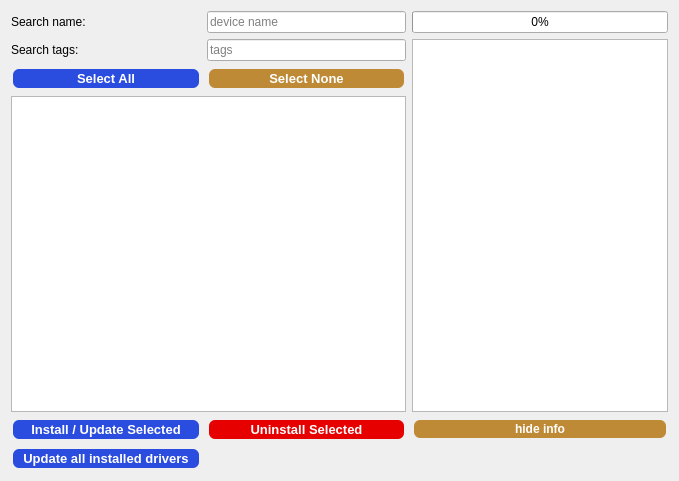
FAU-LAP/NOMAD-CAMELS, file nomad_camels/gui/device_installer.ui: the form before one commit.
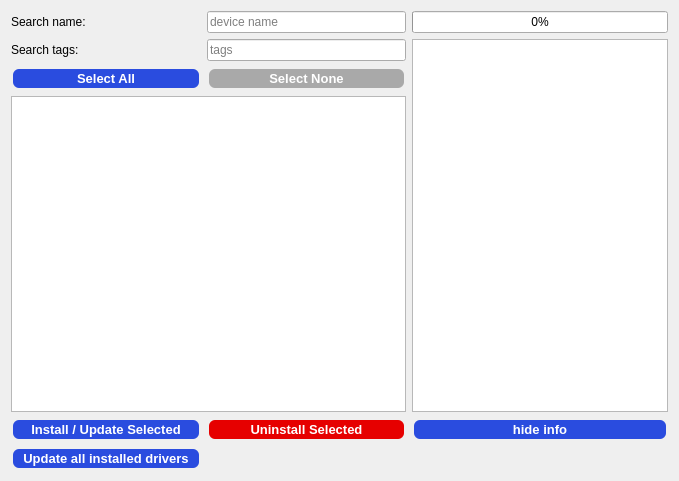
The form after the commit.

Commit message: Update button styles in GUI color to blue

The edit to the form file:
```diff
--- a/nomad_camels/gui/device_installer.ui
+++ b/nomad_camels/gui/device_installer.ui
@@ -63,7 +63,7 @@
     <widget class="QPushButton" name="pushButton_sel_none">
      <property name="styleSheet">
       <string notr="true">QPushButton {
-        background-color: #bf8a36;
+        background-color: #A9A9A9;
         color: white;
         border: none;
         padding: 2px 10px;
@@ -157,17 +157,17 @@
     <widget class="QPushButton" name="pushButton_info">
      <property name="styleSheet">
       <string notr="true">QPushButton {
-        background-color: #bf8a36;
-        color: white;
-        border: none;
-        padding: 2px 10px;
-        text-align: center;
-        text-decoration: none;
-        font-size: 12px;
-        margin: 2px 2px;
-        border-radius: 6px;
-        font-weight: bold;
-    }
+    background-color: #2a4cdf; /* This is a lighter shade of blue */
+    color: white;
+    border: none;
+    padding: 2px 10px;
+    text-align: center;
+    text-decoration: none;
+    font-size: 13px;
+    margin: 2px 2px;
+    border-radius: 6px;
+    font-weight: bold;
+}
 
     QPushButton:hover {
         background-color: #8a5a23;
```
Left out of the diff: 8 changed lines with no effect on the pictures. The commit also changes 7 other files.
